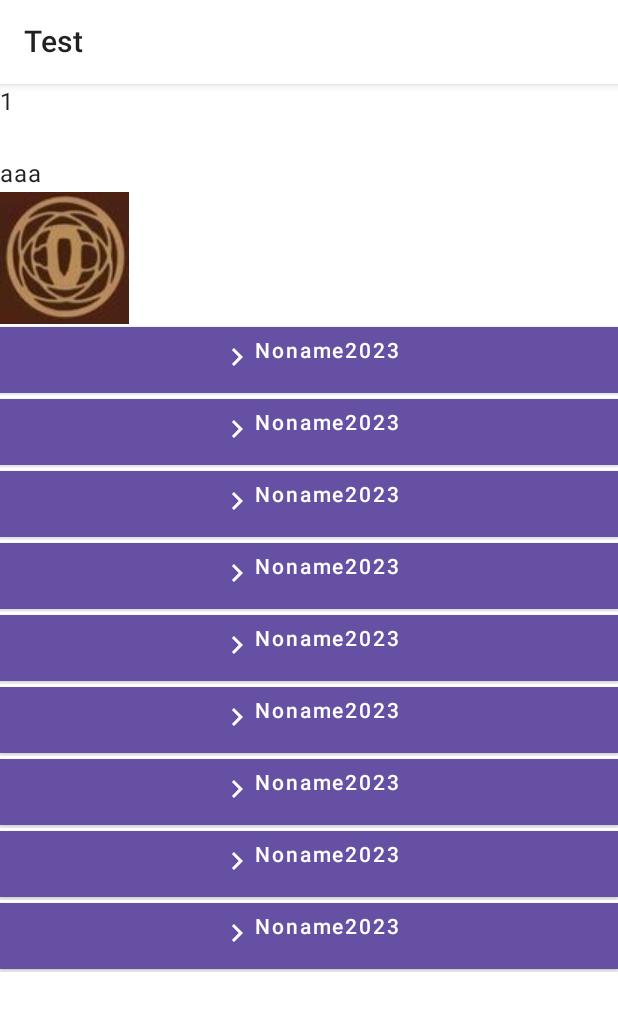
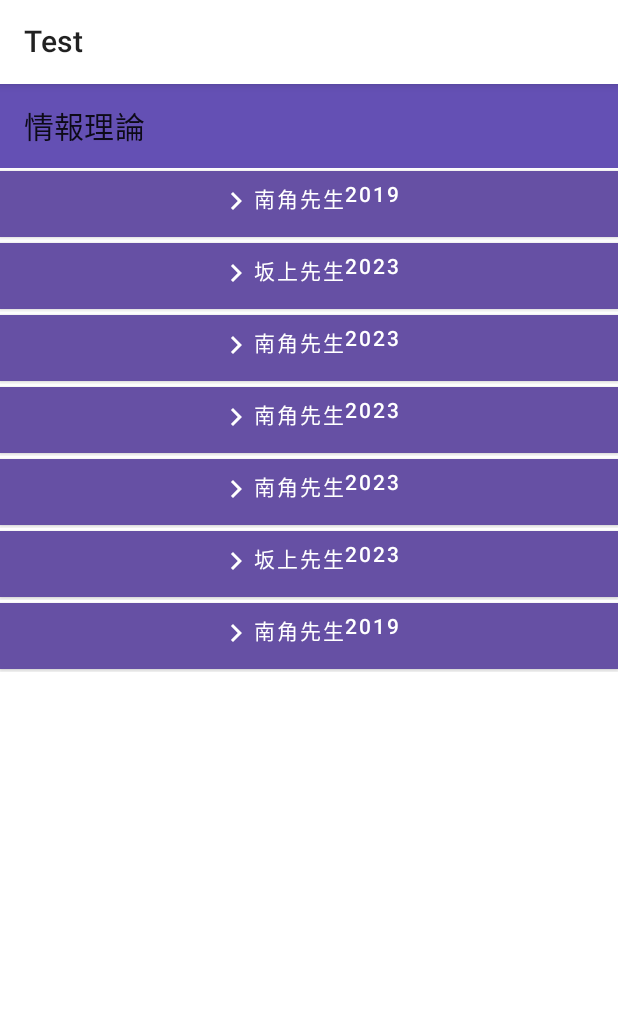
Before and after one commit to RUSSi28/Capture-Professor, an Android app built with Jetpack Compose: the screen it shows after launch (MainActivity), on a phone screen of 412 x 824 dp. Shown: the top 1011 px of the screen. Run offline under Robolectric (Android 15) with nearby library versions, the phone set to English and light mode, and no system bars.

```diff
--- a/app/src/main/java/com/example/captureprofessor/MainActivity.kt
+++ b/app/src/main/java/com/example/captureprofessor/MainActivity.kt
@@ -53,7 +53,6 @@ fun MyTopAppBar(modifier: Modifier = Modifier) {
         title = { Text(text = "Test") },
         backgroundColor = Color(255,255,255),
     )
-
 }
 
 @Preview(showBackground = true)
--- a/app/src/main/java/com/example/captureprofessor/ui/theme/Kakomon.kt
+++ b/app/src/main/java/com/example/captureprofessor/ui/theme/Kakomon.kt
@@ -15,6 +15,7 @@ import androidx.compose.material.Icon
 import androidx.compose.material.MaterialTheme
 import androidx.compose.material.Surface
 import androidx.compose.material.Text
+import androidx.compose.material.TopAppBar
 import androidx.compose.material.icons.Icons
 import androidx.compose.material.icons.filled.KeyboardArrowDown
 import androidx.compose.material.icons.filled.KeyboardArrowRight
@@ -38,11 +39,20 @@ class Kakomon(val subjectName:String, val array:Array<KakomonData> ) {
 // バーを押すと開く感じにする
 // 引数には名前+1要素が1過去問の配列
 //fun Sort() {}
-    @Composable
-    fun Bar(index: Int) {//配列にはアクセスできる
+@Composable
+fun MainUI(){
+    TopAppBar (
+        title = { Text(text = subjectName) },
+        backgroundColor = Color(100,80,180),
+    )
+}
 
+
+
+
+@Composable
+fun Bar(index: Int) {//配列にはアクセスできる
         Surface {//この中です。
-
             var isExpanded by remember { mutableStateOf(false) }
             Column(//ここの記述が問題だ！
                 modifier = Modifier
@@ -50,7 +60,7 @@ class Kakomon(val subjectName:String, val array:Array<KakomonData> ) {
                     .fillMaxWidth(),
                 horizontalAlignment = Alignment.CenterHorizontally,
             ) {//ボタンをおきたい
-                Button(
+                Button(//ボタンの標準カラーが青
                     onClick = { isExpanded = !isExpanded },
                     modifier = Modifier
                         .fillMaxWidth(),
@@ -65,24 +75,22 @@ class Kakomon(val subjectName:String, val array:Array<KakomonData> ) {
                                 contentDescription = null,
                             )
                             Text(
-                                text = array[0].teacherName,
+                                text = array[index].teacherName+"先生",
                                 color = Color.White
                             )
                             Text(
-                                text = array[0].year.toString(),
+                                text = array[index].year.toString(),
                                 color = Color.White
+
                             )
                         }
                         Spacer(modifier = Modifier.height(4.dp))
-                        Surface(
-                            shape = MaterialTheme.shapes.medium,
-                        ) {                        }
+
                     }
                 }
-
-                if (isExpanded) {//関係ない
+                if (isExpanded) {
                     Text(
-                        text = array[0].comment,
+                        text = array[index].comment,
                         modifier = Modifier.padding(all = 4.dp),
                     )
                     Image(
@@ -92,8 +100,6 @@ class Kakomon(val subjectName:String, val array:Array<KakomonData> ) {
 //                       modifier = imageModifier
                     )
                 }
-
-
             }
         }
 }
--- a/app/src/main/java/com/example/captureprofessor/ui/theme/testReid.kt
+++ b/app/src/main/java/com/example/captureprofessor/ui/theme/testReid.kt
@@ -50,38 +50,22 @@ fun testReid(){
         modifier = Modifier
             .fillMaxWidth()
             .verticalScroll(rememberScrollState()),
-        verticalArrangement = Arrangement.SpaceBetween
+//        verticalArrangement = Arrangement.SpaceBetween
             ){
-        val a = KakomonData("Noname",2023,"aaa", R.drawable.tubaicon)
-        val array = arrayOf(a)
+        val a = KakomonData("南角",2019,"過去問だけでなんとかなる", R.drawable.informationtheory)
+        val b = KakomonData("坂上",2023,"時間がない",R.drawable.ic_launcher_background)
+        val c = KakomonData("南角",2023,"aaa", R.drawable.informationtheory)
+        val d = KakomonData("南角",2023,"aaa", R.drawable.informationtheory)
+        val e = KakomonData("南角",2023,"aaa", R.drawable.informationtheory)
+        val f = KakomonData("坂上",2023,"時間がない",R.drawable.ic_launcher_background)
+
+        val array = arrayOf(a,b,c,d,e,f)
         val subject1 = Kakomon("情報理論",array)
-
-        Text(
-            text = array.size.toString()
-        )
-
-        Text(
-            text = array[0].year.toString(),//なにこれ？？？？
-            color = Color.White
-
-        )
-        Text(
-            text = array[0].comment
-        )//配列にアクセスはできるな、、、
-        Image(
-            painter = painterResource(id = array[0].imageId),
-            contentDescription = "情報理論",
-            contentScale = ContentScale.Fit,
-        )
-       subject1.Bar(0)
-        subject1.Bar(0)
-        subject1.Bar(0)
-        subject1.Bar(0)
-        subject1.Bar(0)
-        subject1.Bar(0)
-        subject1.Bar(0)
-        subject1.Bar(0)
-        subject1.Bar(0)
+        subject1.MainUI()
+        for(i in 0..5){
+            subject1.Bar(i)
+    }
+       subject1.Bar(0)//バーを出す関数を直接呼び出している
     }
 }
 
```
Also changed, not shown: app/src/main/res/drawable/informationtheory.jpg (added).
